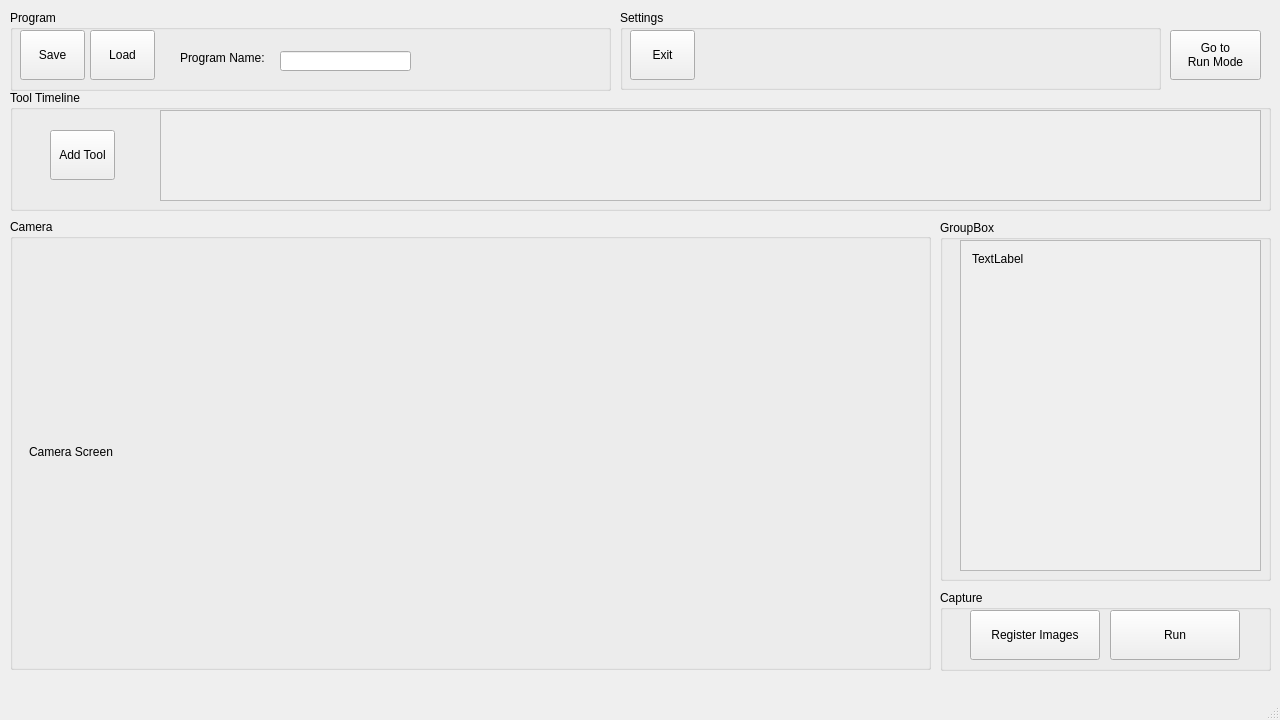
Above: QtFiles/mainwindow.ui from chehrehgosha/CrouseMV before the change. Below: the same form after it.
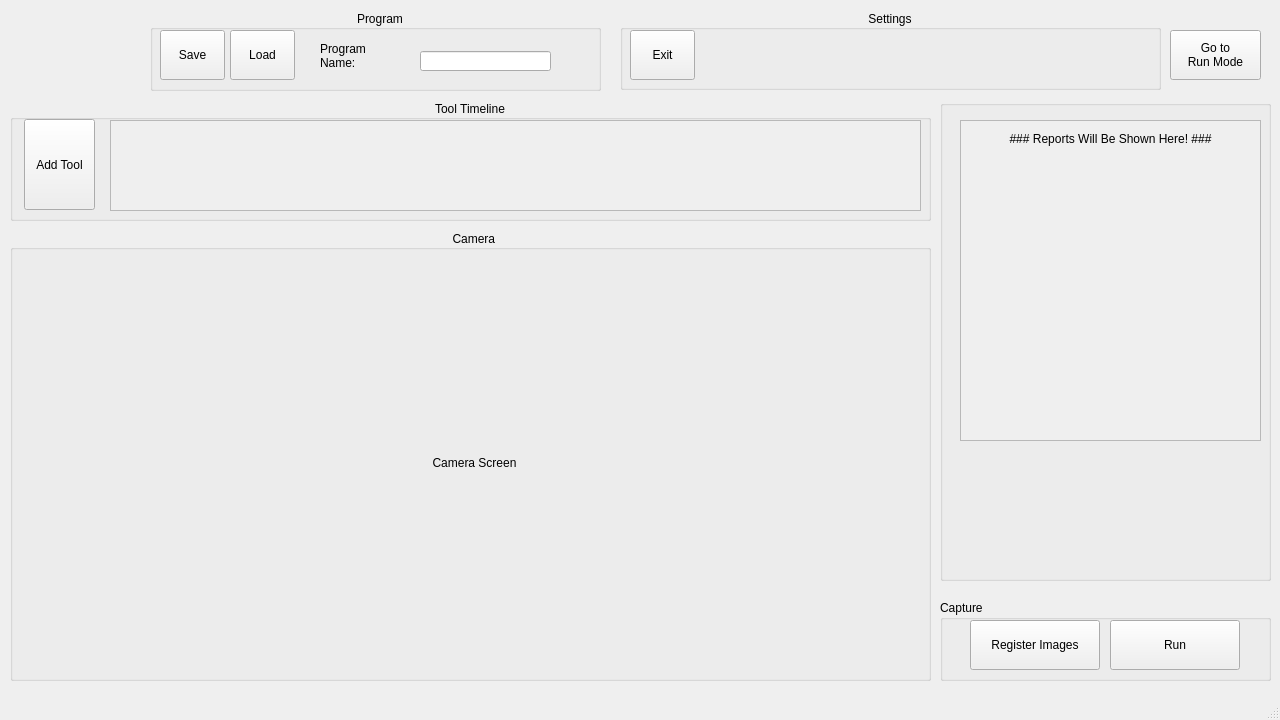
That is the form after the change.

The edit to the form file:
```diff
--- a/QtFiles/mainwindow.ui
+++ b/QtFiles/mainwindow.ui
@@ -24,7 +24,7 @@
     <property name="geometry">
      <rect>
       <x>940</x>
-      <y>590</y>
+      <y>600</y>
       <width>331</width>
       <height>81</height>
      </rect>
@@ -78,7 +78,7 @@
     <property name="geometry">
      <rect>
       <x>10</x>
-      <y>219</y>
+      <y>230</y>
       <width>921</width>
       <height>451</height>
      </rect>
@@ -93,7 +93,10 @@
      <bool>true</bool>
     </property>
     <property name="title">
-     <string>Camera </string>
+     <string>   Camera </string>
+    </property>
+    <property name="alignment">
+     <set>Qt::AlignCenter</set>
     </property>
     <widget class="QLabel" name="cameraLabel">
      <property name="geometry">
@@ -113,6 +116,9 @@
      <property name="text">
       <string>Camera Screen</string>
      </property>
+     <property name="alignment">
+      <set>Qt::AlignCenter</set>
+     </property>
      <property name="margin">
       <number>-1</number>
      </property>
@@ -122,8 +128,8 @@
     <property name="geometry">
      <rect>
       <x>10</x>
-      <y>90</y>
-      <width>1261</width>
+      <y>100</y>
+      <width>921</width>
       <height>121</height>
      </rect>
     </property>
@@ -133,13 +139,16 @@
     <property name="title">
      <string>Tool Timeline</string>
     </property>
+    <property name="alignment">
+     <set>Qt::AlignCenter</set>
+    </property>
     <widget class="QPushButton" name="addTool">
      <property name="geometry">
       <rect>
-       <x>40</x>
-       <y>40</y>
-       <width>65</width>
-       <height>50</height>
+       <x>14</x>
+       <y>19</y>
+       <width>71</width>
+       <height>91</height>
       </rect>
      </property>
      <property name="minimumSize">
@@ -155,9 +164,9 @@
     <widget class="QScrollArea" name="scrollArea">
      <property name="geometry">
       <rect>
-       <x>150</x>
+       <x>100</x>
        <y>20</y>
-       <width>1101</width>
+       <width>811</width>
        <height>91</height>
       </rect>
      </property>
@@ -172,7 +181,7 @@
        <rect>
         <x>0</x>
         <y>0</y>
-        <width>1099</width>
+        <width>809</width>
         <height>89</height>
        </rect>
       </property>
@@ -197,9 +206,9 @@
    <widget class="QGroupBox" name="groupBox_4">
     <property name="geometry">
      <rect>
-      <x>10</x>
+      <x>150</x>
       <y>10</y>
-      <width>601</width>
+      <width>451</width>
       <height>81</height>
      </rect>
     </property>
@@ -207,7 +216,10 @@
      <bool>true</bool>
     </property>
     <property name="title">
-     <string>Program</string>
+     <string>   Program</string>
+    </property>
+    <property name="alignment">
+     <set>Qt::AlignCenter</set>
     </property>
     <widget class="QPushButton" name="SaveProgramButton">
      <property name="geometry">
@@ -251,13 +263,14 @@
      <property name="geometry">
       <rect>
        <x>170</x>
-       <y>40</y>
+       <y>25</y>
        <width>91</width>
-       <height>16</height>
+       <height>41</height>
       </rect>
      </property>
      <property name="text">
-      <string>Program Name:</string>
+      <string>Program 
+Name:</string>
      </property>
     </widget>
     <widget class="QLineEdit" name="ProgramName">
@@ -286,6 +299,9 @@
     <property name="title">
      <string>Settings</string>
     </property>
+    <property name="alignment">
+     <set>Qt::AlignCenter</set>
+    </property>
     <widget class="QPushButton" name="Exit_Button">
      <property name="geometry">
       <rect>
@@ -310,13 +326,16 @@
     <property name="geometry">
      <rect>
       <x>940</x>
-      <y>220</y>
+      <y>100</y>
       <width>331</width>
-      <height>361</height>
+      <height>481</height>
      </rect>
     </property>
     <property name="title">
-     <string>GroupBox</string>
+     <string/>
+    </property>
+    <property name="alignment">
+     <set>Qt::AlignCenter</set>
     </property>
     <widget class="QScrollArea" name="scrollArea_2">
      <property name="geometry">
@@ -324,7 +343,7 @@
        <x>20</x>
        <y>20</y>
        <width>301</width>
-       <height>331</height>
+       <height>321</height>
       </rect>
      </property>
      <property name="widgetResizable">
@@ -336,17 +355,17 @@
         <x>0</x>
         <y>0</y>
         <width>299</width>
-        <height>329</height>
+        <height>319</height>
        </rect>
       </property>
       <layout class="QVBoxLayout" name="verticalLayout">
        <item>
         <widget class="QLabel" name="Report_Label">
          <property name="text">
-          <string>TextLabel</string>
+          <string>### Reports Will Be Shown Here! ###</string>
          </property>
          <property name="alignment">
-          <set>Qt::AlignLeading|Qt::AlignLeft|Qt::AlignTop</set>
+          <set>Qt::AlignHCenter|Qt::AlignTop</set>
          </property>
         </widget>
        </item>
@@ -374,6 +393,19 @@
 Run Mode</string>
     </property>
    </widget>
+   <widget class="QLabel" name="Logo">
+    <property name="geometry">
+     <rect>
+      <x>10</x>
+      <y>20</y>
+      <width>161</width>
+      <height>71</height>
+     </rect>
+    </property>
+    <property name="text">
+     <string/>
+    </property>
+   </widget>
   </widget>
   <widget class="QMenuBar" name="menuBar">
    <property name="geometry">
```
